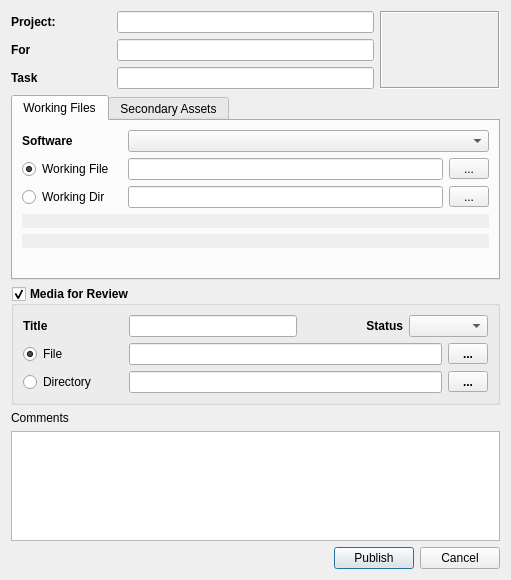
The window that module/wildchildanimation/gui/forms/maya/publish_dialog.ui (dearyangyu/swing) describes before a commit, drawn with Qt 5.
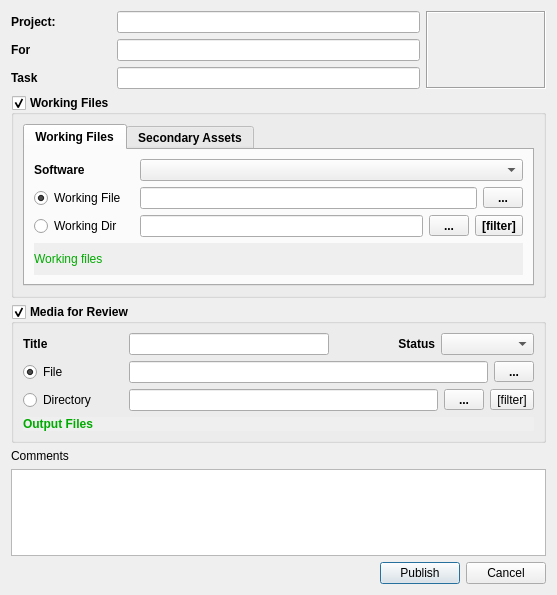
The same window after the commit.

What changed in the file:
```diff
--- a/module/wildchildanimation/gui/forms/maya/publish_dialog.ui
+++ b/module/wildchildanimation/gui/forms/maya/publish_dialog.ui
@@ -6,8 +6,8 @@
    <rect>
     <x>0</x>
     <y>0</y>
-    <width>511</width>
-    <height>580</height>
+    <width>557</width>
+    <height>595</height>
    </rect>
   </property>
   <property name="windowTitle">
@@ -123,6 +123,21 @@
     </layout>
    </item>
    <item>
+    <widget class="QGroupBox" name="groupBoxWorkingFiles">
+     <property name="font">
+      <font>
+       <weight>75</weight>
+       <bold>true</bold>
+      </font>
+     </property>
+     <property name="title">
+      <string>Working Files</string>
+     </property>
+     <property name="checkable">
+      <bool>true</bool>
+     </property>
+     <layout class="QGridLayout" name="gridLayout">
+      <item row="0" column="0">
     <widget class="QTabWidget" name="tabWidget">
      <property name="currentIndex">
       <number>0</number>
@@ -256,6 +271,13 @@
            </property>
           </widget>
          </item>
+            <item>
+             <widget class="QToolButton" name="toolButtonWorkingDirFilter">
+              <property name="text">
+               <string>[filter]</string>
+              </property>
+             </widget>
+            </item>
         </layout>
        </item>
        <item>
@@ -270,39 +292,10 @@
           <enum>QFrame::NoFrame</enum>
          </property>
          <property name="text">
-          <string/>
+             <string>Working files</string>
          </property>
         </widget>
        </item>
-       <item>
-        <widget class="QLabel" name="labelZipMessage">
-         <property name="autoFillBackground">
-          <bool>true</bool>
-         </property>
-         <property name="styleSheet">
-          <string notr="true">color: rgb(0, 170, 0)</string>
-         </property>
-         <property name="frameShape">
-          <enum>QFrame::NoFrame</enum>
-         </property>
-         <property name="text">
-          <string/>
-         </property>
-        </widget>
-       </item>
-       <item>
-        <spacer name="verticalSpacer">
-         <property name="orientation">
-          <enum>Qt::Vertical</enum>
-         </property>
-         <property name="sizeHint" stdset="0">
-          <size>
-           <width>20</width>
-           <height>40</height>
-          </size>
-         </property>
-        </spacer>
-       </item>
       </layout>
      </widget>
      <widget class="QWidget" name="tab_2">
@@ -370,6 +363,9 @@
      </widget>
     </widget>
    </item>
+     </layout>
+    </widget>
+   </item>
    <item>
     <widget class="QGroupBox" name="groupBoxOutputFiles">
      <property name="font">
@@ -544,8 +540,37 @@
           </property>
          </widget>
         </item>
+        <item>
+         <widget class="QToolButton" name="toolButtonReviewFilter">
+          <property name="font">
+           <font>
+            <weight>50</weight>
+            <bold>false</bold>
+           </font>
+          </property>
+          <property name="text">
+           <string>[filter]</string>
+          </property>
+         </widget>
+        </item>
        </layout>
       </item>
+      <item>
+       <widget class="QLabel" name="labelOutputFilesMessage">
+        <property name="autoFillBackground">
+         <bool>true</bool>
+        </property>
+        <property name="styleSheet">
+         <string notr="true">color: rgb(0, 170, 0)</string>
+        </property>
+        <property name="frameShape">
+         <enum>QFrame::NoFrame</enum>
+        </property>
+        <property name="text">
+         <string>Output Files</string>
+        </property>
+       </widget>
+      </item>
      </layout>
     </widget>
    </item>
```
Left out of the diff: 2 changed lines with no effect on the pictures. Lines whose indentation alone changed are shown as unchanged.
